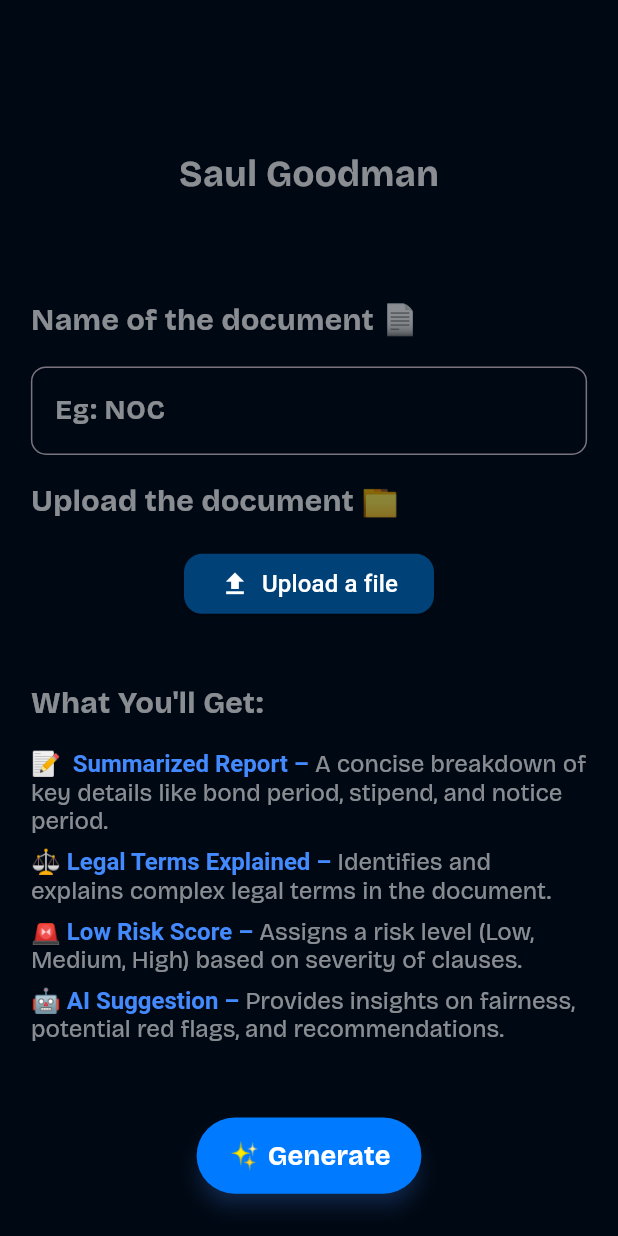
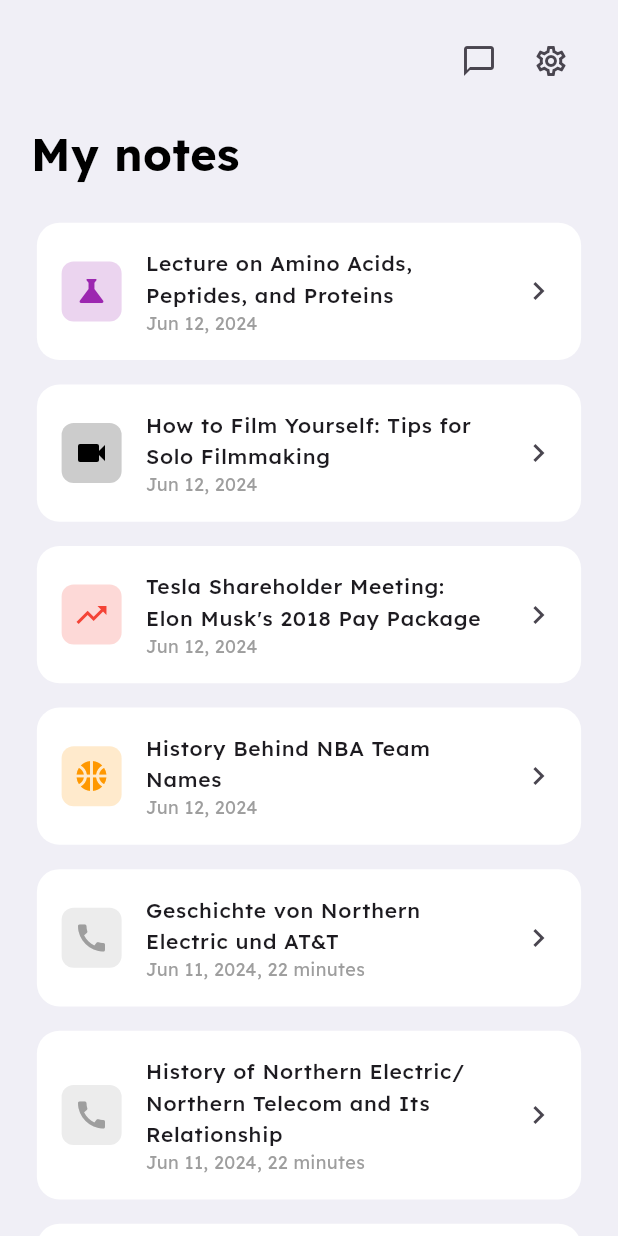
Before and after one commit to Srilochan7/Peanote, a Flutter app: the screen it shows after launch, on a phone screen of 412 x 824 dp. Run offline on Flutter 3.47's test engine with Material 3 defaults, Android fonts, the light colour scheme and no system bars; our stand-ins replace google_fonts, sizer.

Commit message:
inital commit

```diff
--- a/client/lib/blocs/file_picker_bloc/f_ile_picker_event.dart
+++ /dev/null
@@ -1,4 +0,0 @@
-part of 'f_ile_picker_bloc.dart';
-
-@immutable
-sealed class FIlePickerEvent {}
--- a/client/lib/blocs/file_picker_bloc/f_ile_picker_state.dart
+++ /dev/null
@@ -1,6 +0,0 @@
-part of 'f_ile_picker_bloc.dart';
-
-@immutable
-sealed class FIlePickerState {}
-
-final class FIlePickerInitial extends FIlePickerState {}
--- a/client/lib/presentation/ui/home.dart
+++ b/client/lib/presentation/ui/home.dart
@@ -1,13 +1,6 @@
-import 'dart:convert';
-
-import 'package:counter_x/presentation/ui/response.dart';
-import 'package:counter_x/presentation/widgets/file_picker.dart';
-import 'package:counter_x/presentation/widgets/shimmer.dart';
 import 'package:flutter/material.dart';
 import 'package:google_fonts/google_fonts.dart';
-import 'package:http/http.dart' as http;
 import 'package:sizer/sizer.dart';
-import 'package:file_picker/file_picker.dart';
 
 class Home extends StatefulWidget {
   const Home({super.key});
@@ -17,253 +10,170 @@
 }
 
 class _HomeState extends State<Home> {
-  final TextEditingController docName = TextEditingController();
-  String? selectedFilePath;
-    String? responseText;
-  dynamic responseData;
-
-  Future<void> sendFileToServer(String docName, String filePath) async {
-    try {
-      var uri = Uri.parse("http://10.0.2.2:5000/upload"); // Use 10.0.2.2 for Android emulator
-      var request = http.MultipartRequest('POST', uri);
-
-      request.fields['doc_name'] = docName;
-      request.files.add(await http.MultipartFile.fromPath('file', filePath));
-
-      var streamedResponse = await request.send();
-      var response = await http.Response.fromStream(streamedResponse);
-
-      if (response.statusCode == 200) {
-        var jsonResponse = json.decode(response.body);
-
-        // Extract the analysis text from the Gemini API response
-        String analysisText = "";
-        try {
-          // Try to extract content from Gemini API response structure
-          if (jsonResponse.containsKey('candidates') &&
-              jsonResponse['candidates'].isNotEmpty &&
-              jsonResponse['candidates'][0].containsKey('content') &&
-              jsonResponse['candidates'][0]['content'].containsKey('parts') &&
-              jsonResponse['candidates'][0]['content']['parts'].isNotEmpty) {
-
-            analysisText = jsonResponse['candidates'][0]['content']['parts'][0]['text'];
-          } else {
-            // Fallback if the expected structure isn't found
-            analysisText = "Received response from server, but couldn't parse the content structure.";
-          }
-        } catch (e) {
-          analysisText = "Error parsing response: $e";
-        }
-
-        // Navigate to the response page with the analysis
-        Navigator.pop(context); // Pop the shimmer widget
-        Navigator.push(
-          context,
-          MaterialPageRoute(
-            builder: (context) => ResponsePage(responseText: analysisText, responseData: null),
-          ),
-        );
-      } else {
-        throw Exception("Server returned status code ${response.statusCode}: ${response.body}");
-      }
-    } catch (e) {
-      throw Exception("Failed to upload file: $e");
-    }
-  }
-
-   Future<void> fetchData() async {
-
-    if (mounted) {
-      setState(() {
-
-        responseText = "Your API Response"; // Replace with actual response
-        responseData = {}; // Replace with actual response data
-      });
-    }
-  }
+  // Sample data for notes
+  final List<Map<String, dynamic>> notes = [
+    {
+      'title': 'Lecture on Amino Acids, Peptides, and Proteins',
+      'date': 'Jun 12, 2024',
+      'icon': Icons.science,
+      'iconColor': Colors.purple,
+    },
+    {
+      'title': 'How to Film Yourself: Tips for Solo Filmmaking',
+      'date': 'Jun 12, 2024',
+      'icon': Icons.videocam,
+      'iconColor': Colors.black,
+    },
+    {
+      'title': 'Tesla Shareholder Meeting: Elon Musk\'s 2018 Pay Package',
+      'date': 'Jun 12, 2024',
+      'icon': Icons.trending_up,
+      'iconColor': Colors.red,
+    },
+    {
+      'title': 'History Behind NBA Team Names',
+      'date': 'Jun 12, 2024',
+      'icon': Icons.sports_basketball,
+      'iconColor': Colors.orange,
+    },
+    {
+      'title': 'Geschichte von Northern Electric und AT&T',
+      'date': 'Jun 11, 2024, 22 minutes',
+      'icon': Icons.call,
+      'iconColor': Colors.grey,
+    },
+    {
+      'title': 'History of Northern Electric/Northern Telecom and Its Relationship',
+      'date': 'Jun 11, 2024, 22 minutes',
+      'icon': Icons.call,
+      'iconColor': Colors.grey,
+    },
+    // Add a few more notes to make the list longer
+    {
+      'title': 'Advanced Machine Learning Techniques',
+      'date': 'Jun 10, 2024',
+      'icon': Icons.computer,
+      'iconColor': Colors.blue,
+    },
+    {
+      'title': 'Digital Marketing Strategies for 2024',
+      'date': 'Jun 9, 2024',
+      'icon': Icons.arrow_back,
+      'iconColor': Colors.green,
+    },
+  ];
 
   @override
   Widget build(BuildContext context) {
     return Sizer(
       builder: (context, orientation, deviceType) {
         return Scaffold(
-          backgroundColor: const Color(0xFF000813),
+          backgroundColor: const Color(0xFFF0EFF6),
           body: SingleChildScrollView(
-            padding: EdgeInsets.symmetric(horizontal: 5.w),
+            child: SafeArea(
               child: Column(
                 crossAxisAlignment: CrossAxisAlignment.start,
                 children: [
-                SizedBox(height: 12.h),
-                Center(
+                  SizedBox(height: 2.h),
+                  Padding(
+                    padding: EdgeInsets.symmetric(horizontal: 5.w),
+                    child: Row(
+                      mainAxisAlignment: MainAxisAlignment.spaceBetween,
+                      children: [
+                        // Right side empty for balance
+                        const SizedBox(width: 40),
+
+                        // Chat and Settings icons on the right
+                        Row(
+                          children: [
+                            IconButton(
+                              icon: const Icon(Icons.chat_bubble_outline, size: 24),
+                              onPressed: () {},
+                            ),
+                            IconButton(
+                              icon: const Icon(Icons.settings_outlined, size: 24),
+                              onPressed: () {},
+                            ),
+                          ],
+                        ),
+                      ],
+                    ),
+                  ),
+
+                  SizedBox(height: 2.h),
+
+                  // "My notes" title
+                  Padding(
+                    padding: EdgeInsets.symmetric(horizontal: 5.w),
                     child: Text(
-                    "Saul Goodman",
-                    style: GoogleFonts.bricolageGrotesque(
-                      fontSize: 24,
+                      "My notes",
+                      style: GoogleFonts.lexend(
+                        fontSize: 30,
                         fontWeight: FontWeight.bold,
-                      color: Colors.white54,
+                        color: Colors.black,
                       ),
                     ),
                   ),
-                SizedBox(height: 8.h),
-                Text(
-                  "Name of the document 📄",
-                  style: GoogleFonts.bricolageGrotesque(
-                    fontSize: 20,
-                    fontWeight: FontWeight.bold,
-                    color: Colors.white54,
+
+                  SizedBox(height: 2.h),
+
+                  // Notes list
+                  ListView.builder(
+                    shrinkWrap: true,
+                    physics: const NeverScrollableScrollPhysics(),
+                    itemCount: notes.length,
+                    itemBuilder: (context, index) {
+                      return Padding(
+                        padding: EdgeInsets.symmetric(horizontal: 5.w, vertical: 0.5.h),
+                        child: Card(
+                          elevation: 0,
+                          color: Colors.white,
+                          shape: RoundedRectangleBorder(
+                            borderRadius: BorderRadius.circular(15),
+                          ),
+                          child: ListTile(
+                            contentPadding: EdgeInsets.symmetric(horizontal: 4.w, vertical: 1.h),
+                            leading: Container(
+                              padding: const EdgeInsets.all(8),
+                              decoration: BoxDecoration(
+                                color: notes[index]['iconColor'].withOpacity(0.2),
+                                borderRadius: BorderRadius.circular(8),
+                              ),
+                              child: Icon(
+                                notes[index]['icon'],
+                                color: notes[index]['iconColor'],
+                                size: 24,
                               ),
                             ),
-                SizedBox(height: 2.h),
-                TextFormField(
-                  controller: docName,
-                  style: const TextStyle(color: Colors.white),
-                  decoration: InputDecoration(
-                    hintText: "Eg: NOC",
-                    hintStyle: GoogleFonts.bricolageGrotesque(
-                      fontSize: 18,
-                      fontWeight: FontWeight.bold,
-                      color: Colors.white54,
-                    ),
-                    border: OutlineInputBorder(
-                      borderRadius: BorderRadius.circular(10),
-                      borderSide: const BorderSide(color: Colors.white54),
-                    ),
-                    focusedBorder: OutlineInputBorder(
-                      borderRadius: BorderRadius.circular(10),
-                      borderSide: const BorderSide(color: Colors.blueAccent),
+                            title: Text(
+                              notes[index]['title'],
+                              style: GoogleFonts.lexend(
+                                fontSize: 14,
+                                fontWeight: FontWeight.w500,
                               ),
                             ),
-                ),
-                SizedBox(height: 2.h),
-                Text(
-                  "Upload the document 📁",
-                  style: GoogleFonts.bricolageGrotesque(
-                    fontSize: 20,
-                    fontWeight: FontWeight.bold,
-                    color: Colors.white54,
+                            subtitle: Text(
+                              notes[index]['date'],
+                              style: GoogleFonts.lexend(
+                                fontSize: 12,
+                                color: Colors.grey,
                               ),
                             ),
-                SizedBox(height: 2.h,),
-                Center(
-                  child: CustomFilePicker(
-                    onFilePicked: (filePath) {
-                      if (filePath != null) {
-                        setState(() {
-                          selectedFilePath = filePath;
-                        });
-                        print("Selected file path: $filePath");
-                      } else {
-                        print("No file selected!");
-                      }
+                            trailing: const Icon(Icons.chevron_right),
+                          ),
+                        ),
+                      );
                     },
                   ),
-                ),
-                SizedBox(height: 5.h),
-                Text(
-                  "What You'll Get:",
-                  style: GoogleFonts.bricolageGrotesque(
-                    fontSize: 20,
-                    fontWeight: FontWeight.bold,
-                    color: Colors.white54,
-                  ),
-                ),
-                SizedBox(height: 2.h),
-                Column(
-                  crossAxisAlignment: CrossAxisAlignment.start,
-                  children: [
-                    _buildFeatureText("📝  Summarized Report",
-                        "A concise breakdown of key details like bond period, stipend, and notice period."),
-                    _buildFeatureText("⚖️ Legal Terms Explained",
-                        "Identifies and explains complex legal terms in the document."),
-                    _buildFeatureText("🚨 Low Risk Score",
-                        "Assigns a risk level (Low, Medium, High) based on severity of clauses."),
-                    _buildFeatureText("🤖 AI Suggestion",
-                        "Provides insights on fairness, potential red flags, and recommendations."),
+
+                  // Media player controls at bottom
+
                 ],
               ),
-                SizedBox(height: 5.h),
-                Center(
-                  child: ElevatedButton(
-                    onPressed: () {
-                      if (docName.text.isNotEmpty && selectedFilePath != null) {
-                        // First show the shimmer effect
-                        Navigator.push(
-                          context,
-                          MaterialPageRoute(builder: (context) => ResponsePage(responseText: '', responseData: null,)),
-                        );
-
-                        // Then send the file to the server
-                        sendFileToServer(docName.text, selectedFilePath!).then((_) {
-                          // If needed, you can pop the shimmer widget here
-                          // Navigator.pop(context);
-                        }).catchError((error) {
-                          // Handle any errors
-                          Navigator.pop(context); // Pop the shimmer widget
-                          ScaffoldMessenger.of(context).showSnackBar(
-                            SnackBar(
-                              content: Text("Error: $error"),
-                              backgroundColor: Colors.red,
-                            ),
-                          );
-                        });
-                      } else {
-                        ScaffoldMessenger.of(context).showSnackBar(
-                          SnackBar(
-                            content: Text("Doc name or file is missing"),
-                            backgroundColor: Colors.white10,
-                          ),
-                        );
-                      }
-                    },
-                    style: ElevatedButton.styleFrom(
-                      backgroundColor: const Color(0xFF007BFF),
-                      foregroundColor: Colors.white,
-                      padding:
-                          EdgeInsets.symmetric(vertical: 1.5.h, horizontal: 5.w),
-                      shape: RoundedRectangleBorder(
-                        borderRadius: BorderRadius.circular(30),
-                      ),
-                      shadowColor: Colors.blueAccent.withOpacity(0.5),
-                      elevation: 5,
-                    ),
-                    child: Text(
-                      "✨ Generate",
-                      style: GoogleFonts.bricolageGrotesque(
-                        fontSize: 18,
-                        fontWeight: FontWeight.bold,
-                        color: Colors.white,
-                      ),
-                    ),
-                  ),
-                ),
-                SizedBox(height: 5.h),
-              ],
             ),
           ),
         );
       },
     );
   }
-
-  Widget _buildFeatureText(String title, String description) {
-    return Padding(
-      padding: EdgeInsets.only(bottom: 1.h),
-      child: RichText(
-        text: TextSpan(
-          style: GoogleFonts.bricolageGrotesque(
-            fontSize: 16,
-            color: Colors.white54,
-          ),
-          children: [
-            TextSpan(
-              text: "$title – ",
-              style: const TextStyle(
-                  fontWeight: FontWeight.bold, color: Colors.blueAccent),
-            ),
-            TextSpan(text: description),
-          ],
-        ),
-      ),
-    );
 }
-}
--- a/client/lib/presentation/widgets/file_picker.dart
+++ /dev/null
@@ -1,68 +0,0 @@
-import 'package:file_picker/file_picker.dart';
-import 'package:flutter/material.dart';
-
-class CustomFilePicker extends StatefulWidget {
-  final Function(String?) onFilePicked;
-
-  const CustomFilePicker({super.key, required this.onFilePicked});
-
-  @override
-  State<CustomFilePicker> createState() => _CustomFilePickerState();
-}
-
-class _CustomFilePickerState extends State<CustomFilePicker> {
-  String? fileName;
-
-  Future<void> pickFile() async {
-    try {
-      FilePickerResult? result = await FilePicker.platform.pickFiles();
-
-      if (result == null || result.files.single.path == null) {
-        print("No file selected!");
-        return;
-      }
-
-      String fullFileName = result.files.single.name;
-      String extension = fullFileName.split('.').last;
-      String shortName = fullFileName.length > 5
-          ? "${fullFileName.substring(0, 5)}... .$extension"
-          : fullFileName;
-
-      setState(() {
-        fileName = shortName;
-      });
-
-      String filePath = result.files.single.path!;
-      print("Selected file: $filePath");
-      widget.onFilePicked(filePath);
-    } catch (e) {
-      print("File picking error: $e");
-    }
-  }
-
-  @override
-  Widget build(BuildContext context) {
-    return SizedBox(
-      child: ElevatedButton(
-        onPressed: pickFile,
-        style: ElevatedButton.styleFrom(
-          backgroundColor: const Color(0xFF004177),
-          shape: RoundedRectangleBorder(
-            borderRadius: BorderRadius.circular(12),
-          ),
-        ),
-        child: Row(
-          mainAxisSize: MainAxisSize.min,
-          children: [
-            Icon(Icons.file_upload, size: 20, color: Colors.white),
-            SizedBox(width: 8),
-            Text(
-              fileName ?? "Upload a file",
-              style: TextStyle(fontSize: 16, color: Colors.white),
-            ),
-          ],
-        ),
-      ),
-    );
-  }
-}
```
Also changed, not shown: client/lib/blocs/file_picker_bloc/f_ile_picker_bloc.dart (deleted, +0 -13 lines), client/lib/blocs/homeBloc/home_bloc.dart (deleted, +0 -19 lines), client/lib/blocs/homeBloc/home_event.dart (deleted, +0 -18 lines), client/lib/blocs/homeBloc/home_state.dart (deleted, +0 -20 lines), client/lib/presentation/ui/response.dart (deleted, +0 -101 lines), 5 other files. Lines whose indentation alone changed are shown as unchanged.
